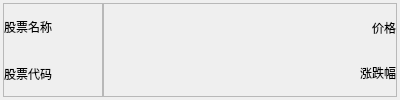
Before: the Qt Designer form src/gui/qt_widgets/MComponents/review/StockCardWidget.ui in Daydreamer-AI/KLineReview, drawn with Qt 5.
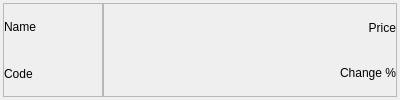
After: the same form once the commit is applied. Custom widgets are drawn as their Qt base class.

Patch:
```diff
--- a/src/gui/qt_widgets/MComponents/review/StockCardWidget.ui
+++ b/src/gui/qt_widgets/MComponents/review/StockCardWidget.ui
@@ -74,14 +74,14 @@
       <item>
        <widget class="BodyLabel" name="label_stock_name">
         <property name="text">
-         <string>股票名称</string>
+         <string>Name</string>
         </property>
        </widget>
       </item>
       <item>
        <widget class="BodyLabel" name="label_stock_code">
         <property name="text">
-         <string>股票代码</string>
+         <string>Code</string>
         </property>
        </widget>
       </item>
@@ -137,7 +137,7 @@
       <item>
        <widget class="BodyLabel" name="label_price">
         <property name="text">
-         <string>价格</string>
+         <string>Price</string>
         </property>
         <property name="alignment">
          <set>Qt::AlignRight|Qt::AlignTrailing|Qt::AlignVCenter</set>
@@ -153,7 +153,7 @@
          </sizepolicy>
         </property>
         <property name="text">
-         <string>涨跌幅</string>
+         <string>Change %</string>
         </property>
         <property name="alignment">
          <set>Qt::AlignRight|Qt::AlignTrailing|Qt::AlignVCenter</set>
```
